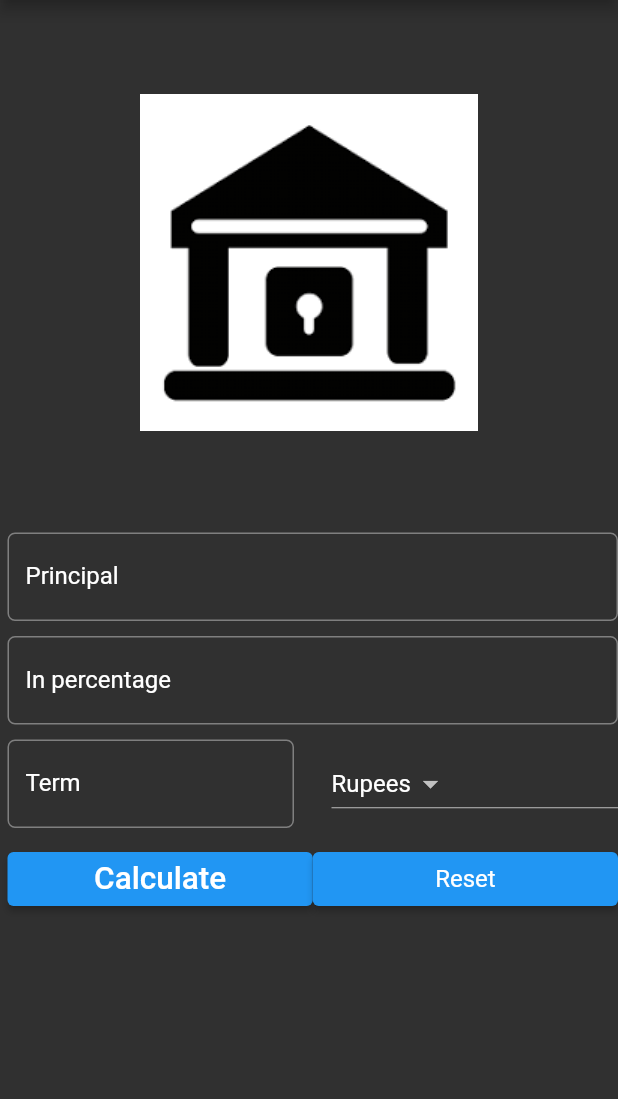
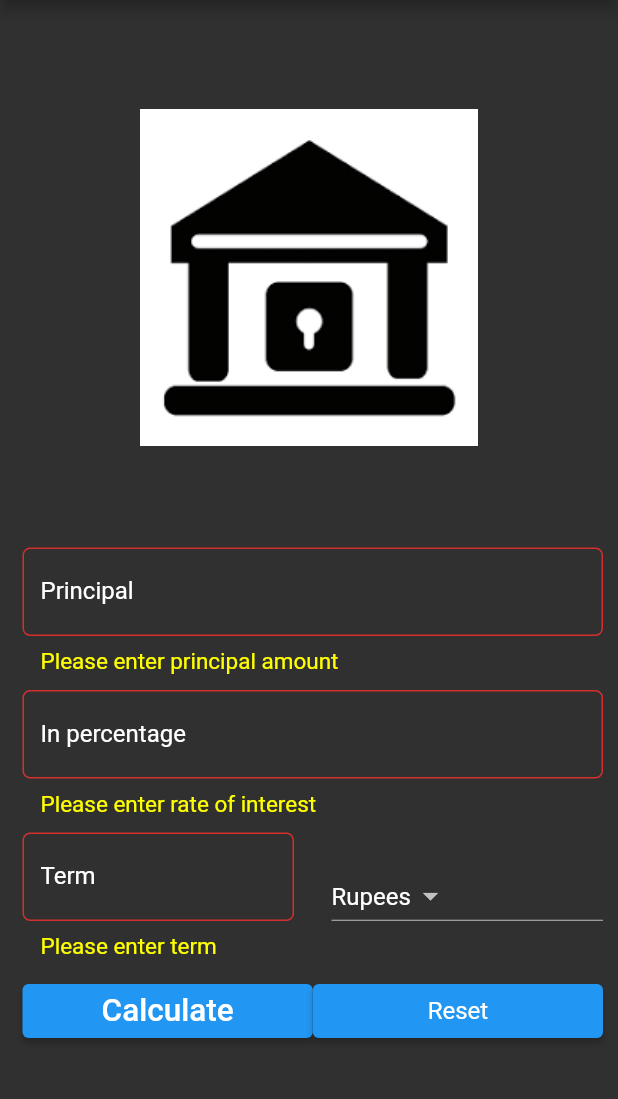
Before and after one commit to janvist/Simple-Interest-Calculator, a Flutter app: the screen it shows after launch, after a tap on "Calculate", on a phone screen of 412 x 824 dp, the part 84-1183 px from its top. Run offline on Flutter 3.47's test engine with Material 2 defaults, Android fonts, the phone set to English and light mode, and no system bars; missing offline and left inert: dart:ffi.

Commit message:
new updates

```diff
--- a/lib/main.dart
+++ b/lib/main.dart
@@ -1,3 +1,5 @@
+import 'dart:ffi';
+
 import 'package:flutter/material.dart';
 
 void main() {
@@ -20,15 +22,22 @@ class SI extends StatefulWidget {
 }
 
 class _SIState extends State<SI> {
+  var _formkey = GlobalKey<FormState>();
   var _currencies = ['Rupees', 'Dollar', 'Pounds'];
   final _minimumpadding = 5.0;
-  var _currentItemSelected = 'Rupees';
+  var _currentItemSelected = " ";
+
+  @override
+  void initState() {
+    super.initState();
+    _currentItemSelected = _currencies[0];
+  }
 
   TextEditingController principalcontroller = TextEditingController();
   TextEditingController roicontroller = TextEditingController();
   TextEditingController termcontroller = TextEditingController();
 
-  var displayresult= " ";
+  var displayresult = " ";
 
   @override
   Widget build(BuildContext context) {
@@ -43,7 +52,10 @@ class _SIState extends State<SI> {
           ),
         ),
       ),
-      body: Container(
+      body: Form(
+        key: _formkey,
+        child: Padding(
+          padding: EdgeInsets.all(_minimumpadding * 2),
           child: ListView(
             children: <Widget>[
               getimage(),
@@ -52,13 +64,20 @@ class _SIState extends State<SI> {
                     top: _minimumpadding,
                     bottom: _minimumpadding,
                     left: _minimumpadding),
-              child: TextField(
+                child: TextFormField(
                   keyboardType: TextInputType.number,
                   style: textStyle,
                   controller: principalcontroller,
+                  validator: (dynamic value) {
+                    if (value.isEmpty) {
+                      return 'Please enter principal amount';
+                    }
+                  },
                   decoration: InputDecoration(
                       labelText: 'Principal',
                       labelStyle: textStyle,
+                      errorStyle:
+                          TextStyle(color: Colors.yellowAccent, fontSize: 15.0),
                       hintText: 'Enter principal e.g. 12000 ',
                       border: OutlineInputBorder(
                           borderRadius: BorderRadius.circular(5.0))),
@@ -69,13 +88,20 @@ class _SIState extends State<SI> {
                     top: _minimumpadding,
                     bottom: _minimumpadding,
                     left: _minimumpadding),
-              child: TextField(
+                child: TextFormField(
                   keyboardType: TextInputType.number,
                   style: textStyle,
                   controller: roicontroller,
+                  validator: (dynamic value) {
+                    if (value.isEmpty) {
+                      return 'Please enter rate of interest';
+                    }
+                  },
                   decoration: InputDecoration(
                       labelText: 'In percentage',
                       labelStyle: textStyle,
+                      errorStyle:
+                          TextStyle(color: Colors.yellowAccent, fontSize: 15.0),
                       hintText: 'enter rate of interest e.g. 2',
                       border: OutlineInputBorder(
                           borderRadius: BorderRadius.circular(5.0))),
@@ -89,13 +115,20 @@ class _SIState extends State<SI> {
                   child: Row(
                     children: <Widget>[
                       Expanded(
-                      child: TextField(
+                        child: TextFormField(
                           keyboardType: TextInputType.number,
                           style: textStyle,
                           controller: termcontroller,
+                          validator: (dynamic value) {
+                            if (value.isEmpty) {
+                              return 'Please enter term';
+                            }
+                          },
                           decoration: InputDecoration(
                               labelText: 'Term',
                               labelStyle: textStyle,
+                              errorStyle: TextStyle(
+                                  color: Colors.yellowAccent, fontSize: 15.0),
                               hintText: 'Time in years ',
                               border: OutlineInputBorder(
                                   borderRadius: BorderRadius.circular(5.0))),
@@ -132,7 +165,9 @@ class _SIState extends State<SI> {
                         child: Text("Calculate", textScaleFactor: 1.5),
                         onPressed: () {
                           setState(() {
-                          this.displayresult= _calculatetotalreturn();
+                            if (_formkey.currentState!.validate()) {
+                              this.displayresult = _calculatetotalreturn();
+                            }
                           });
                         },
                       )),
@@ -142,19 +177,24 @@ class _SIState extends State<SI> {
                           "Reset",
                           style: textStyle,
                         ),
-                      onPressed: () {},
+                        onPressed: () {
+                          setState(() {
+                            _reset();
+                          });
+                        },
                       )),
                     ],
                   )),
               Padding(
                 padding: EdgeInsets.all(_minimumpadding * 2),
                 child: Text(
-                this. displayresult,
+                  this.displayresult,
                   style: textStyle,
                   textScaleFactor: 1.5,
                 ),
               )
             ],
+          ),
         ),
       ),
     );
@@ -188,8 +228,17 @@ String _calculatetotalreturn() {
 
     double totalamount = p + (p * r * t) / 100;
 
-  String result = 'After $t years, your investment will be worth $totalamount $_currentItemSelected';
+    String result =
+        'After $t years, your investment will be worth $totalamount $_currentItemSelected';
 
     return result;
   }
+
+  void _reset() {
+    principalcontroller.text = " ";
+    roicontroller.text = " ";
+    termcontroller.text = " ";
+    displayresult = " ";
+    _currentItemSelected = _currencies[0];
   }
+}
```
Lines whose indentation alone changed are shown as unchanged.
